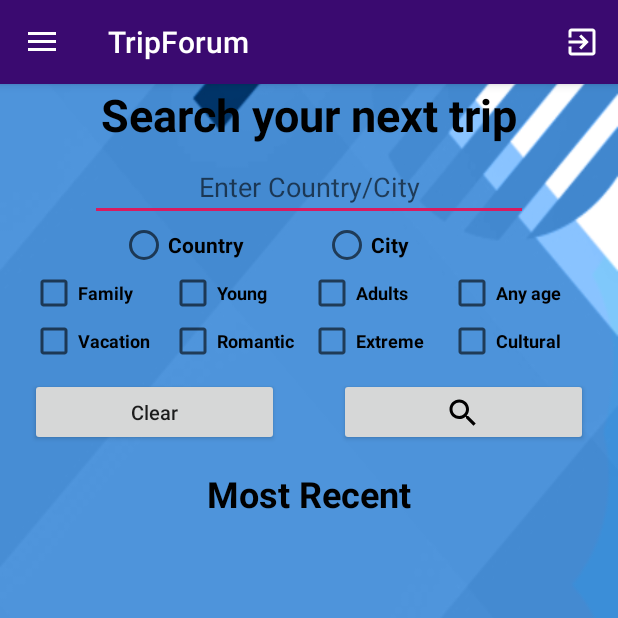
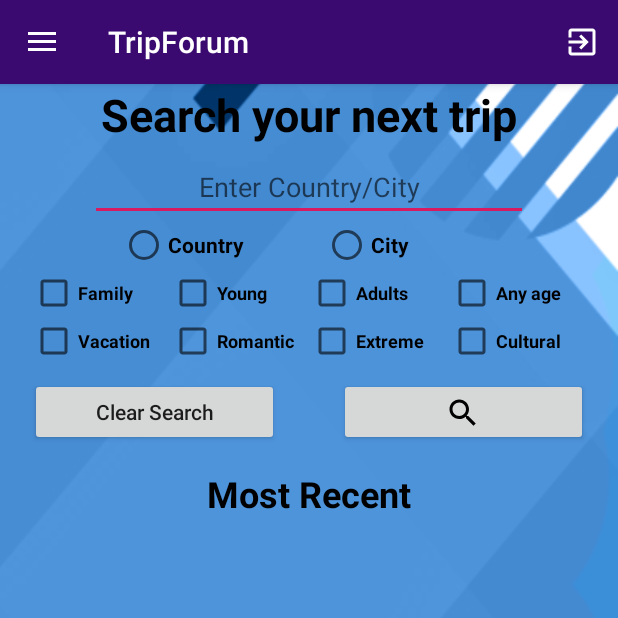
Before and after one commit to Lzvitali/TripForum, an Android app: the screen it shows after launch (MainActivity), on a phone screen of 412 x 824 dp, the top half of it. Run offline under Robolectric (Android 15) with nearby library versions, the phone set to English and light mode, and no system bars; our stand-ins replace Firebase (no records; nobody signed in at launch, a user with empty details on screens opened directly), Picasso; libraries missing offline, so code that uses them is left out: com.firebase.ui; pictures from the network do not load.

Commit message:
Some bug fixes Vitali + Nata

```diff
--- a/app/src/main/java/com/lzvitali/tripforum/RecyclerViewTripAdapter.java
+++ b/app/src/main/java/com/lzvitali/tripforum/RecyclerViewTripAdapter.java
@@ -38,9 +38,6 @@ public class RecyclerViewTripAdapter extends RecyclerView.Adapter<RecyclerViewTr
     static final String EXTRA_TRIP = "Trip";
     static final String EXTRA_CLASS_TO_RETURN = "class to return";
     ArrayList<Trip> mTrips;
-    private FirebaseDatabase mFirebaseDatabase;
-    private DatabaseReference mDatabaseReference;
-    private FirebaseStorage mStorage;
     String mClassToReturn;
 
 
@@ -48,12 +45,8 @@ public class RecyclerViewTripAdapter extends RecyclerView.Adapter<RecyclerViewTr
     // -----------------------------------Constructor---------------------------------------------
     public RecyclerViewTripAdapter(String classToReturn)
     {
-        mFirebaseDatabase = FirebaseUtil.mFirebaseDatabase;
-        mDatabaseReference = FirebaseUtil.mDatabaseReference;
         this.mTrips = FirebaseUtil.mTrips;
         this.mClassToReturn = classToReturn;
-        this.mStorage = FirebaseUtil.mStorage;
-
     }
     // End: Constructor----------------------------------------------------------------------------
 
@@ -80,6 +73,7 @@ public class RecyclerViewTripAdapter extends RecyclerView.Adapter<RecyclerViewTr
             imageViewTripPhoto = (ImageView)itemView.findViewById(R.id.imageViewTripPhoto);
             linearLayoutRow = (LinearLayout) itemView.findViewById(R.id.linearLayoutRow);
 
+            // set onClicks for itemView (itemView is the row in the recyclerView)
             itemView.setOnClickListener(this);
             itemView.setOnLongClickListener(this);
         }
@@ -165,13 +159,11 @@ public class RecyclerViewTripAdapter extends RecyclerView.Adapter<RecyclerViewTr
         @Override
         public boolean onLongClick(View v)
         {
-
-
             if(mClassToReturn.equals("MyPostsActivity"))
             {
                 Context thisContext = v.getContext();
                 Trip tripToDelete = mTrips.get(getAdapterPosition());
-                new DialogForDeleteTrip("Alert", tripToDelete, getAdapterPosition()).show(((AppCompatActivity)thisContext).getSupportFragmentManager(),null);
+                new DialogForDeleteTrip("Alert", tripToDelete, getAdapterPosition(), thisContext).show(((AppCompatActivity)thisContext).getSupportFragmentManager(),null);
 
 
             }
--- a/app/src/main/res/layout/activity_main.xml
+++ b/app/src/main/res/layout/activity_main.xml
@@ -186,7 +186,7 @@
                 android:layout_weight="1"
                 android:text="@string/activity_main_clear"
                 android:textAllCaps="false"
-                android:textSize="13sp" />
+                android:textSize="14sp" />
 
             <Button
                 android:id="@+id/buttonSearch"
--- a/app/src/main/res/values/strings.xml
+++ b/app/src/main/res/values/strings.xml
@@ -18,7 +18,7 @@
     <string name="activity_main_most_recent">Most Recent</string>
     <string name="activity_main_your_search_results">Your search results</string>
     <string name="activity_main_search_your_next_trip">Search your next trip</string>
-    <string name="activity_main_clear">Clear</string>
+    <string name="activity_main_clear">Clear Search</string>
     <string name="activity_main_family">Family</string>
     <string name="activity_main_young">Young</string>
     <string name="activity_main_adults">Adults</string>
```
Also changed, not shown: app/src/main/java/com/lzvitali/tripforum/DialogForDeleteTrip.java (+9 -3 lines), app/src/main/java/com/lzvitali/tripforum/FirebaseUtil.java (+0 -18 lines), app/src/main/java/com/lzvitali/tripforum/MainActivity.java (+15 -4 lines), app/src/main/java/com/lzvitali/tripforum/TripDescriptionActivity.java (+15 -12 lines), app/src/main/java/com/lzvitali/tripforum/TripUploadService.java (+6 -2 lines).
